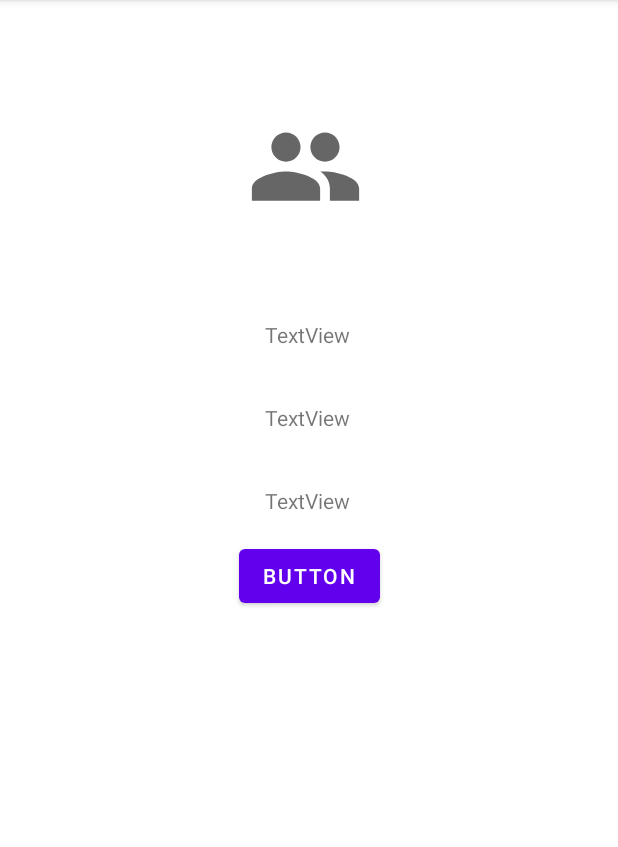
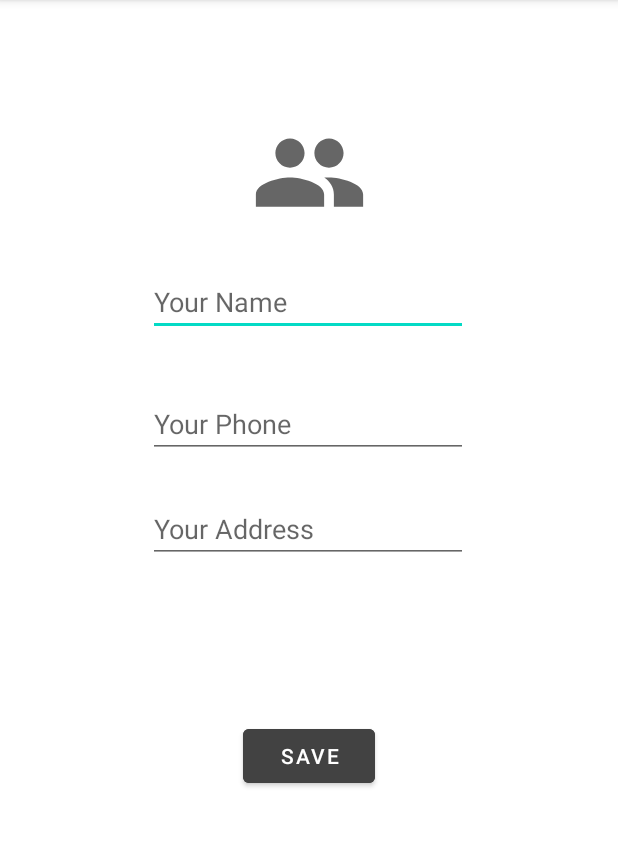
Before and after one commit to tanmoysaha3/P_StuInfoManageforHall, an Android app: the EditProfile screen opened directly, with no data from a screen before it, on a phone screen of 412 x 824 dp, the part 84-931 px from its top. Run offline under Robolectric (Android 15) with nearby library versions, the phone set to English and light mode, and no system bars; our stand-ins replace Firebase (no records; nobody signed in at launch, a user with empty details on screens opened directly), Picasso.

Commit message:
Update profile

```diff
--- a/app/src/main/java/com/example/pstuinfomanageforhall/EditProfile.java
+++ b/app/src/main/java/com/example/pstuinfomanageforhall/EditProfile.java
@@ -1,14 +1,146 @@
 package com.example.pstuinfomanageforhall;
 
+import androidx.annotation.NonNull;
+import androidx.annotation.Nullable;
 import androidx.appcompat.app.AppCompatActivity;
 
+import android.annotation.SuppressLint;
+import android.app.Activity;
+import android.content.Intent;
+import android.net.Uri;
 import android.os.Bundle;
+import android.provider.MediaStore;
+import android.util.Log;
+import android.view.View;
+import android.widget.Button;
+import android.widget.EditText;
+import android.widget.ImageView;
+import android.widget.Toast;
+
+import com.google.android.gms.tasks.OnFailureListener;
+import com.google.android.gms.tasks.OnSuccessListener;
+import com.google.firebase.auth.FirebaseAuth;
+import com.google.firebase.auth.FirebaseUser;
+import com.google.firebase.firestore.DocumentReference;
+import com.google.firebase.firestore.FirebaseFirestore;
+import com.google.firebase.storage.FirebaseStorage;
+import com.google.firebase.storage.StorageReference;
+import com.google.firebase.storage.UploadTask;
+import com.squareup.picasso.Picasso;
+
+import java.util.HashMap;
+import java.util.Map;
 
 public class EditProfile extends AppCompatActivity {
 
+    private static final String TAG = "TAG";
+    EditText mProfileName, mProfilePhone, mProfileAddr;
+    ImageView mProfileImageV;
+    Button mUpdateProfileButton;
+    FirebaseAuth fAuth;
+    FirebaseFirestore fStore;
+    FirebaseUser user;
+    StorageReference storageReference;
+
+    @SuppressLint("WrongViewCast")
     @Override
     protected void onCreate(Bundle savedInstanceState) {
         super.onCreate(savedInstanceState);
         setContentView(R.layout.activity_edit_profile);
+
+        Intent data = getIntent();
+        String fullName = data.getStringExtra("fullName");
+        String phone = data.getStringExtra("phone");
+        String address = data.getStringExtra("address");
+
+        fAuth = FirebaseAuth.getInstance();
+        fStore=FirebaseFirestore.getInstance();
+        user=fAuth.getCurrentUser();
+        storageReference= FirebaseStorage.getInstance().getReference();
+
+        mProfileName=findViewById(R.id.changeName);
+        mProfilePhone=findViewById(R.id.changePhone);
+        mProfileAddr=findViewById(R.id.changeAddress);
+        mProfileImageV=findViewById(R.id.changePImage);
+        mUpdateProfileButton=findViewById(R.id.updateProfileButton);
+
+        StorageReference profileRef=storageReference.child("users/"+fAuth.getCurrentUser().getUid()+"/profile.jpg");
+        profileRef.getDownloadUrl().addOnSuccessListener(new OnSuccessListener<Uri>() {
+            @Override
+            public void onSuccess(Uri uri) {
+                Picasso.get().load(uri).into(mProfileImageV);
+            }
+        });
+
+        mProfileImageV.setOnClickListener(new View.OnClickListener() {
+            @Override
+            public void onClick(View v) {
+                Intent openGalleryIntent = new Intent(Intent.ACTION_PICK, MediaStore.Images.Media.EXTERNAL_CONTENT_URI);
+                startActivityForResult(openGalleryIntent,1000);
+                Toast.makeText(EditProfile.this, "Profile Image clicked", Toast.LENGTH_SHORT).show();
+            }
+        });
+
+        mUpdateProfileButton.setOnClickListener(new View.OnClickListener() {
+            @Override
+            public void onClick(View v) {
+                if(mProfileName.getText().toString().isEmpty() || mProfilePhone.getText().toString().isEmpty()) {
+                    Toast.makeText(EditProfile.this, "One or more fields are empty", Toast.LENGTH_SHORT).show();
+                    return;
+                }
+
+                DocumentReference docRef=fStore.collection("users").document(user.getUid());
+                Map<String,Object> edited =new HashMap<>();
+                edited.put("phone",mProfilePhone.getText().toString());
+                edited.put("fullName",mProfileName.getText().toString());
+                edited.put("address",mProfileAddr.getText().toString());
+                docRef.update((edited)).addOnSuccessListener(new OnSuccessListener<Void>() {
+                    @Override
+                    public void onSuccess(Void aVoid) {
+                        Toast.makeText(EditProfile.this, "Profile updated", Toast.LENGTH_SHORT).show();
+                        startActivity(new Intent(getApplicationContext(),Profile.class));
+                        finish();
+                    }
+                });
+            }
+        });
+
+        mProfileName.setText(fullName);
+        mProfilePhone.setText(phone);
+        mProfileAddr.setText(address);
+
+
+        Log.d(TAG,"onCreate: " + fullName + " " + phone);
+    }
+    @Override
+    protected void onActivityResult(int requestCode, int resultCode, @Nullable Intent data) {
+        super.onActivityResult(requestCode, resultCode, data);
+        if(requestCode ==1000){
+            if(resultCode== Activity.RESULT_OK){
+                Uri imageUri=data.getData();
+                mProfileImageV.setImageURI(imageUri);
+                uploadImageToFirebase(imageUri);
+            }
+        }
+    }
+    private void uploadImageToFirebase(Uri imageUri) {
+        final StorageReference fileRef=storageReference.child("users/"+fAuth.getCurrentUser().getUid()+"/profile.jpg");
+        fileRef.putFile(imageUri).addOnSuccessListener(new OnSuccessListener<UploadTask.TaskSnapshot>() {
+            @Override
+            public void onSuccess(UploadTask.TaskSnapshot taskSnapshot) {
+                Toast.makeText(EditProfile.this, "Image Uploaded", Toast.LENGTH_SHORT).show();
+                fileRef.getDownloadUrl().addOnSuccessListener(new OnSuccessListener<Uri>() {
+                    @Override
+                    public void onSuccess(Uri uri) {
+                        Picasso.get().load(uri).into(mProfileImageV);
+                    }
+                });
+            }
+        }).addOnFailureListener(new OnFailureListener() {
+            @Override
+            public void onFailure(@NonNull Exception e) {
+                Toast.makeText(getApplicationContext(), "Failed", Toast.LENGTH_SHORT).show();
+            }
+        });
     }
 }
--- a/app/src/main/res/layout/activity_edit_profile.xml
+++ b/app/src/main/res/layout/activity_edit_profile.xml
@@ -7,60 +7,67 @@
     tools:context=".EditProfile">
 
     <ImageView
-        android:id="@+id/imageView"
+        android:id="@+id/changePImage"
         android:layout_width="87dp"
         android:layout_height="78dp"
         app:layout_constraintBottom_toBottomOf="parent"
         app:layout_constraintEnd_toEndOf="parent"
-        app:layout_constraintHorizontal_bias="0.493"
         app:layout_constraintStart_toStartOf="parent"
         app:layout_constraintTop_toTopOf="parent"
-        app:layout_constraintVertical_bias="0.104"
+        app:layout_constraintVertical_bias="0.11"
         app:srcCompat="@drawable/ic_baseline_people_24" />
 
-    <TextView
-        android:id="@+id/textView"
+    <Button
+        android:id="@+id/updateProfileButton"
         android:layout_width="wrap_content"
         android:layout_height="wrap_content"
-        android:text="TextView"
-        app:layout_constraintBottom_toBottomOf="parent"
-        app:layout_constraintEnd_toEndOf="parent"
-        app:layout_constraintHorizontal_bias="0.498"
-        app:layout_constraintStart_toStartOf="parent"
-        app:layout_constraintTop_toTopOf="parent"
-        app:layout_constraintVertical_bias="0.285" />
-
-    <TextView
-        android:id="@+id/textView2"
-        android:layout_width="wrap_content"
-        android:layout_height="wrap_content"
-        android:text="TextView"
-        app:layout_constraintBottom_toBottomOf="parent"
-        app:layout_constraintEnd_toEndOf="parent"
-        app:layout_constraintHorizontal_bias="0.498"
-        app:layout_constraintStart_toStartOf="parent"
-        app:layout_constraintTop_toTopOf="parent"
-        app:layout_constraintVertical_bias="0.359" />
-
-    <TextView
-        android:id="@+id/textView3"
-        android:layout_width="wrap_content"
-        android:layout_height="wrap_content"
-        android:text="TextView"
-        app:layout_constraintBottom_toBottomOf="parent"
-        app:layout_constraintEnd_toEndOf="parent"
-        app:layout_constraintHorizontal_bias="0.498"
-        app:layout_constraintStart_toStartOf="parent"
-        app:layout_constraintTop_toTopOf="parent"
-        app:layout_constraintVertical_bias="0.433" />
-
-    <Button
-        android:id="@+id/button"
-        android:layout_width="wrap_content"
-        android:layout_height="wrap_content"
-        android:text="Button"
+        android:backgroundTint="@color/cardview_dark_background"
+        android:text="Save"
         app:layout_constraintBottom_toBottomOf="parent"
         app:layout_constraintEnd_toEndOf="parent"
         app:layout_constraintStart_toStartOf="parent"
-        app:layout_constraintTop_toTopOf="parent" />
+        app:layout_constraintTop_toTopOf="parent"
+        app:layout_constraintVertical_bias="0.667" />
+
+    <EditText
+        android:id="@+id/changeName"
+        android:layout_width="wrap_content"
+        android:layout_height="wrap_content"
+        android:ems="10"
+        android:hint="Your Name"
+        android:inputType="textPersonName"
+        app:layout_constraintBottom_toBottomOf="parent"
+        app:layout_constraintEnd_toEndOf="parent"
+        app:layout_constraintHorizontal_bias="0.497"
+        app:layout_constraintStart_toStartOf="parent"
+        app:layout_constraintTop_toTopOf="parent"
+        app:layout_constraintVertical_bias="0.247" />
+
+    <EditText
+        android:id="@+id/changePhone"
+        android:layout_width="wrap_content"
+        android:layout_height="wrap_content"
+        android:ems="10"
+        android:hint="Your Phone"
+        android:inputType="textPersonName"
+        app:layout_constraintBottom_toBottomOf="parent"
+        app:layout_constraintEnd_toEndOf="parent"
+        app:layout_constraintHorizontal_bias="0.497"
+        app:layout_constraintStart_toStartOf="parent"
+        app:layout_constraintTop_toTopOf="parent"
+        app:layout_constraintVertical_bias="0.36" />
+
+    <EditText
+        android:id="@+id/changeAddress"
+        android:layout_width="wrap_content"
+        android:layout_height="wrap_content"
+        android:ems="10"
+        android:hint="Your Address"
+        android:inputType="textPersonName"
+        app:layout_constraintBottom_toBottomOf="parent"
+        app:layout_constraintEnd_toEndOf="parent"
+        app:layout_constraintHorizontal_bias="0.497"
+        app:layout_constraintStart_toStartOf="parent"
+        app:layout_constraintTop_toTopOf="parent"
+        app:layout_constraintVertical_bias="0.457" />
 </androidx.constraintlayout.widget.ConstraintLayout>
--- a/app/src/main/res/layout/activity_main.xml
+++ b/app/src/main/res/layout/activity_main.xml
@@ -46,7 +46,7 @@
         android:id="@+id/emailVerifyMsg"
         android:layout_width="wrap_content"
         android:layout_height="wrap_content"
-        android:text="Eamil not Verified"
+        android:text="Email not Verified"
         android:textColor="#FF0000"
         android:textSize="18sp"
         android:visibility="invisible"
```
Also changed, not shown: app/src/main/java/com/example/pstuinfomanageforhall/Profile.java (+10 -34 lines), app/src/main/res/layout/activity_profile.xml (+30 -0 lines), 1 other file.
